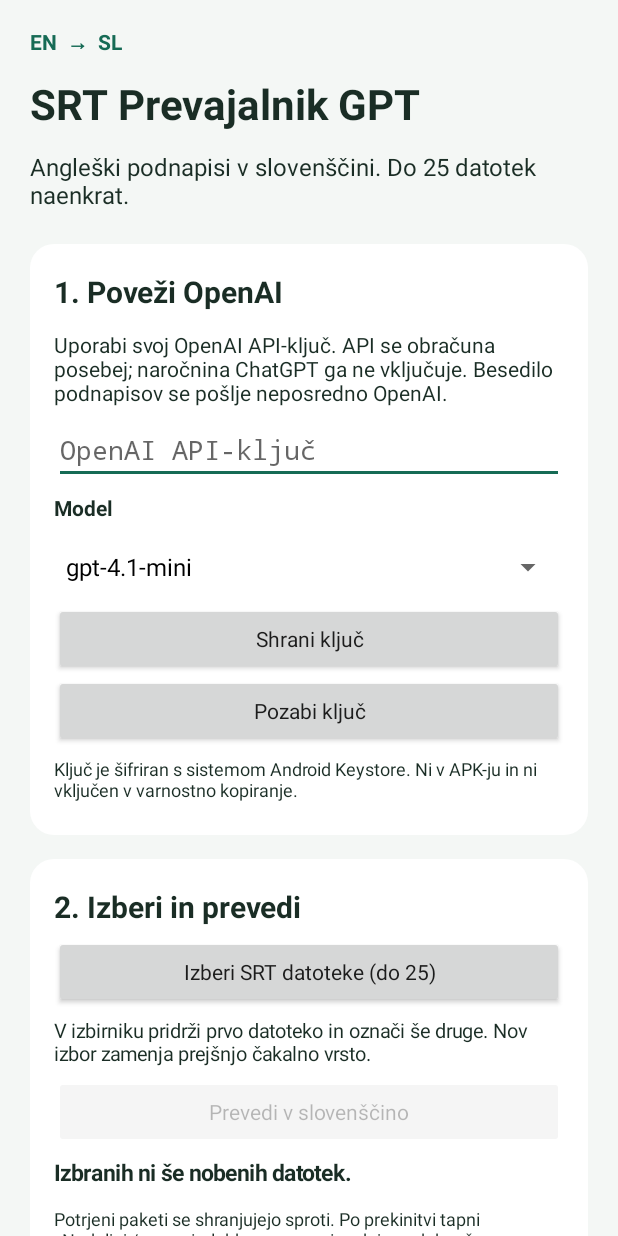
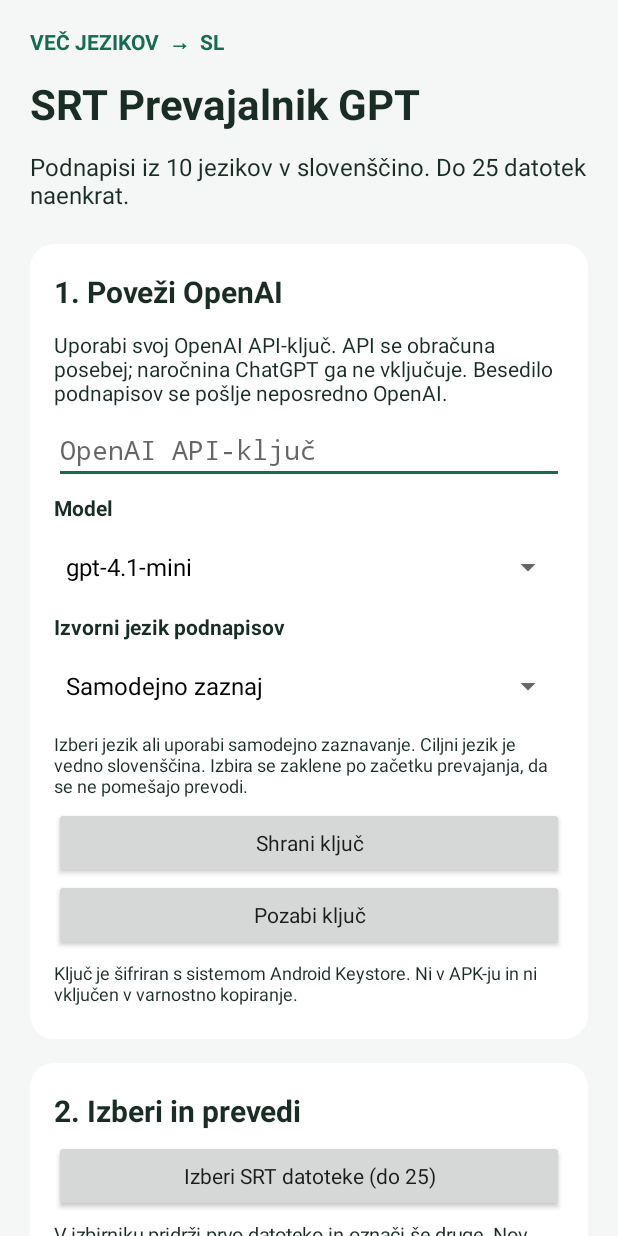
Before and after one commit to bhribe3-cell/SRT-Prevajalnik-GPT, an Android app: the screen it shows after launch (MainActivity), on a phone screen of 412 x 824 dp. Run offline under Robolectric (Android 15) with nearby library versions, the phone set to English and light mode, and no system bars; pictures from the network do not load.

Commit message:
Add source-language selector and daily monthly per-file EUR cost estimates

```diff
--- a/app/src/main/java/si/srtprevajalnik/gpt/MainActivity.java
+++ b/app/src/main/java/si/srtprevajalnik/gpt/MainActivity.java
@@ -22,10 +22,11 @@ public class MainActivity extends Activity {
     private final ExecutorService io = Executors.newSingleThreadExecutor();
     private JobStore store;
     private EditText apiKey;
-    private Spinner model;
+    private Spinner model, language;
     private Button select, start, stop, export, zip;
     private LinearLayout fileList;
-    private TextView summary, notice;
+    private TextView summary, notice, costSummary;
+    private EditText eurRate;
     private static final java.util.concurrent.atomic.AtomicBoolean FILE_IO = new java.util.concurrent.atomic.AtomicBoolean(false);
     private boolean keySaved;
     private String signature = "";
@@ -41,9 +42,9 @@ public class MainActivity extends Activity {
             android.graphics.Insets bars = insets.getInsets(WindowInsets.Type.systemBars() | WindowInsets.Type.displayCutout());
             view.setPadding(bars.left, bars.top, bars.right, bars.bottom); return insets;
         });
-        text(root, "EN  →  SL", 14, true).setTextColor(Color.rgb(22,107,85));
+        text(root, "VEČ JEZIKOV  →  SL", 14, true).setTextColor(Color.rgb(22,107,85));
         text(root, "SRT Prevajalnik GPT", 28, true);
-        text(root, "Angleški podnapisi v slovenščini. Do 25 datotek naenkrat.", 16, false);
+        text(root, "Podnapisi iz 10 jezikov v slovenščino. Do 25 datotek naenkrat.", 16, false);
 
         LinearLayout settings = card(root);
         text(settings, "1. Poveži OpenAI", 20, true);
@@ -58,6 +59,12 @@ public class MainActivity extends Activity {
         model = new Spinner(this);
         model.setAdapter(new ArrayAdapter<>(this, android.R.layout.simple_spinner_dropdown_item, new String[]{"gpt-4.1-mini", "gpt-4.1"}));
         model.setSelection("gpt-4.1".equals(getSharedPreferences("settings", 0).getString("model", "")) ? 1 : 0); settings.addView(model);
+        text(settings, "Izvorni jezik podnapisov", 14, true);
+        language = new Spinner(this);
+        language.setAdapter(new ArrayAdapter<>(this, android.R.layout.simple_spinner_dropdown_item, SubtitleLanguages.LABELS));
+        language.setSelection(SubtitleLanguages.indexOf(getSharedPreferences("settings", 0).getString("queue_language", "auto")));
+        settings.addView(language);
+        text(settings, "Izberi jezik ali uporabi samodejno zaznavanje. Ciljni jezik je vedno slovenščina. Izbira se zaklene po začetku prevajanja, da se ne pomešajo prevodi.", 12, false);
         Button saveKey = button(settings, "Shrani ključ", v -> saveKey());
         Button forget = button(settings, "Pozabi ključ", v -> {
             if (TranslationService.RUNNING.get()) { message("Najprej ustavi prevajanje."); return; }
@@ -77,8 +84,20 @@ public class MainActivity extends Activity {
         text(work, "Potrjeni paketi se shranjujejo sproti. Po prekinitvi tapni »Nadaljuj / ponovi«; lahko se ponovi zadnja nedokončana zahteva API-ja.", 12, false);
         fileList = new LinearLayout(this); fileList.setOrientation(LinearLayout.VERTICAL); work.addView(fileList);
 
+        LinearLayout costs = card(root);
+        text(costs, "3. Poraba OpenAI API", 20, true);
+        costSummary = text(costs, "Podatkov o porabi še ni.", 16, true);
+        text(costs, "Prikazane so lokalne OCENE za zahteve te aplikacije, tudi za uspešne API-odgovore, ki jih je treba ponoviti. To ni dejanski račun OpenAI. Zneski ne vključujejo davkov, drugih aplikacij ali zahtev brez podatkov o porabi.", 12, false);
+        text(costs, "Približen tečaj: 1 USD = koliko EUR?", 14, true);
+        eurRate = new EditText(this);
+        eurRate.setSingleLine(true); eurRate.setInputType(InputType.TYPE_CLASS_NUMBER | InputType.TYPE_NUMBER_FLAG_DECIMAL);
+        eurRate.setText(getSharedPreferences("settings", 0).getString("eur_per_usd", "0.90"));
+        costs.addView(eurRate);
+        button(costs, "Shrani tečaj EUR", v -> saveExchangeRate());
+        text(costs, "Tečaj je ročno nastavljiv in se ne posodablja samodejno. Preveri dejanski obračun na platform.openai.com/usage.", 12, false);
+
         LinearLayout results = card(root);
-        text(results, "3. Shrani podnapise", 20, true);
+        text(results, "4. Shrani podnapise", 20, true);
         export = button(results, "Shrani slovenske SRT v mapo", v -> launch(new Intent(Intent.ACTION_OPEN_DOCUMENT_TREE).addFlags(Intent.FLAG_GRANT_WRITE_URI_PERMISSION | Intent.FLAG_GRANT_READ_URI_PERMISSION), FOLDER));
         zip = button(results, "Shrani vse prevedene kot ZIP", v -> launch(new Intent(Intent.ACTION_CREATE_DOCUMENT).setType("application/zip").addCategory(Intent.CATEGORY_OPENABLE).putExtra(Intent.EXTRA_TITLE, "Slovenski-podnapisi.zip"), ZIP));
         text(results, "Shranjene datoteke imajo končnico .sl.srt in kodiranje UTF-8. Izvoz vključuje samo v celoti preverjene prevode.", 13, false);
@@ -100,11 +119,33 @@ public class MainActivity extends Activity {
         if (!saveKey()) return;
         try {
             List<JobStore.Job> jobs = store.load(); SubtitleFiles.validateCount(jobs.size());
-            getSharedPreferences("settings", 0).edit().putString("model", model.getSelectedItem().toString()).apply();
+            boolean hasProgress = jobs.stream().anyMatch(j -> j.done > 0 || "Končano".equals(j.status));
+            String selectedLanguage = SubtitleLanguages.CODES[language.getSelectedItemPosition()];
+            android.content.SharedPreferences.Editor prefs = getSharedPreferences("settings", 0).edit()
+                .putString("model", model.getSelectedItem().toString());
+            if (!hasProgress) prefs.putString("queue_language", selectedLanguage);
+            prefs.apply();
             if (checkSelfPermission(Manifest.permission.POST_NOTIFICATIONS) != android.content.pm.PackageManager.PERMISSION_GRANTED)
                 requestPermissions(new String[]{Manifest.permission.POST_NOTIFICATIONS}, 200);
             startForegroundService(new Intent(this, TranslationService.class)); message("Prevajanje se začenja. Telefon naj ostane povezan z internetom.");
         } catch (Exception e) { message(TranslationService.friendly(e)); }
+    }
+    private void saveExchangeRate() {
+        try {
+            String rate = eurRate.getText().toString().trim().replace(',', '.');
+            double parsed = Double.parseDouble(rate);
+            if (!Double.isFinite(parsed) || parsed <= 0 || parsed > 5) throw new NumberFormatException();
+            getSharedPreferences("settings", 0).edit().putString("eur_per_usd", rate).apply();
+            message("Tečaj za okvirni preračun v EUR je shranjen.");
+            refresh();
+        } catch (NumberFormatException e) { eurRate.setError("Vnesi pozitivno število, na primer 0,90."); }
+    }
+    private double eurPerUsd() {
+        try { return Double.parseDouble(getSharedPreferences("settings", 0).getString("eur_per_usd", "0.90")); }
+        catch (NumberFormatException e) { return 0.90; }
+    }
+    private String estimatedEur(double usd) {
+        return String.format(Locale.forLanguageTag("sl-SI"), "%.5f €", usd * eurPerUsd());
     }
     private void chooseFiles() {
         if (FILE_IO.get() || TranslationService.RUNNING.get()) return;
@@ -214,15 +255,27 @@ public class MainActivity extends Activity {
             stop.setVisibility(running ? View.VISIBLE : View.GONE);
             export.setEnabled(!FILE_IO.get() && !running && complete > 0); zip.setEnabled(!FILE_IO.get() && !running && complete > 0);
             model.setEnabled(!FILE_IO.get() && !running); apiKey.setEnabled(!running);
+            language.setEnabled(!FILE_IO.get() && !running && jobs.stream().noneMatch(j -> j.done > 0 || "Končano".equals(j.status)));
+            eurRate.setEnabled(!FILE_IO.get());
             start.setText(jobs.stream().anyMatch(j -> j.done > 0 || "Napaka".equals(j.status)) ? "Nadaljuj / ponovi" : "Prevedi v slovenščino");
             summary.setText(jobs.isEmpty() ? "Izbranih ni še nobenih datotek." : "Datoteke: " + jobs.size() + "/25 · Dokončano: " + complete + "/" + jobs.size() + (running ? " · Prevajam …" : ""));
             sig.append(running);
+            UsageLedger.Stats usage;
+            try { usage = new UsageLedger(this).stats(); }
+            catch (Exception e) { usage = new UsageLedger.Stats(); }
+            costSummary.setText("Zadnja zahteva: " + estimatedEur(usage.lastUsd)
+                + "\nDanes: " + estimatedEur(usage.todayUsd)
+                + "\nTa mesec: " + estimatedEur(usage.monthUsd)
+                + "\nSkupaj: " + estimatedEur(usage.totalUsd));
+            sig.append(usage.totalUsd);
             if (!signature.equals(sig.toString())) {
                 signature = sig.toString(); fileList.removeAllViews();
                 for (JobStore.Job job : jobs) {
                     String status = "Prevajam".equals(job.status) && !running ? "Prekinjeno – nadaljuj" : job.status;
                     text(fileList, job.name, 15, true);
-                    text(fileList, status + " · " + job.done + "/" + job.total + " vrstic" + (job.error.isEmpty() ? "" : "\n" + job.error), 13, false);
+                    text(fileList, status + " · " + job.done + "/" + job.total + " vrstic"
+                        + " · Ocena: " + estimatedEur(usage.byJob.getOrDefault(job.id, 0.0))
+                        + (job.error.isEmpty() ? "" : "\n" + job.error), 13, false);
                     ProgressBar progress = new ProgressBar(this, null, android.R.attr.progressBarStyleHorizontal);
                     progress.setMax(Math.max(1, job.total)); progress.setProgress(job.done); fileList.addView(progress);
                 }
```
